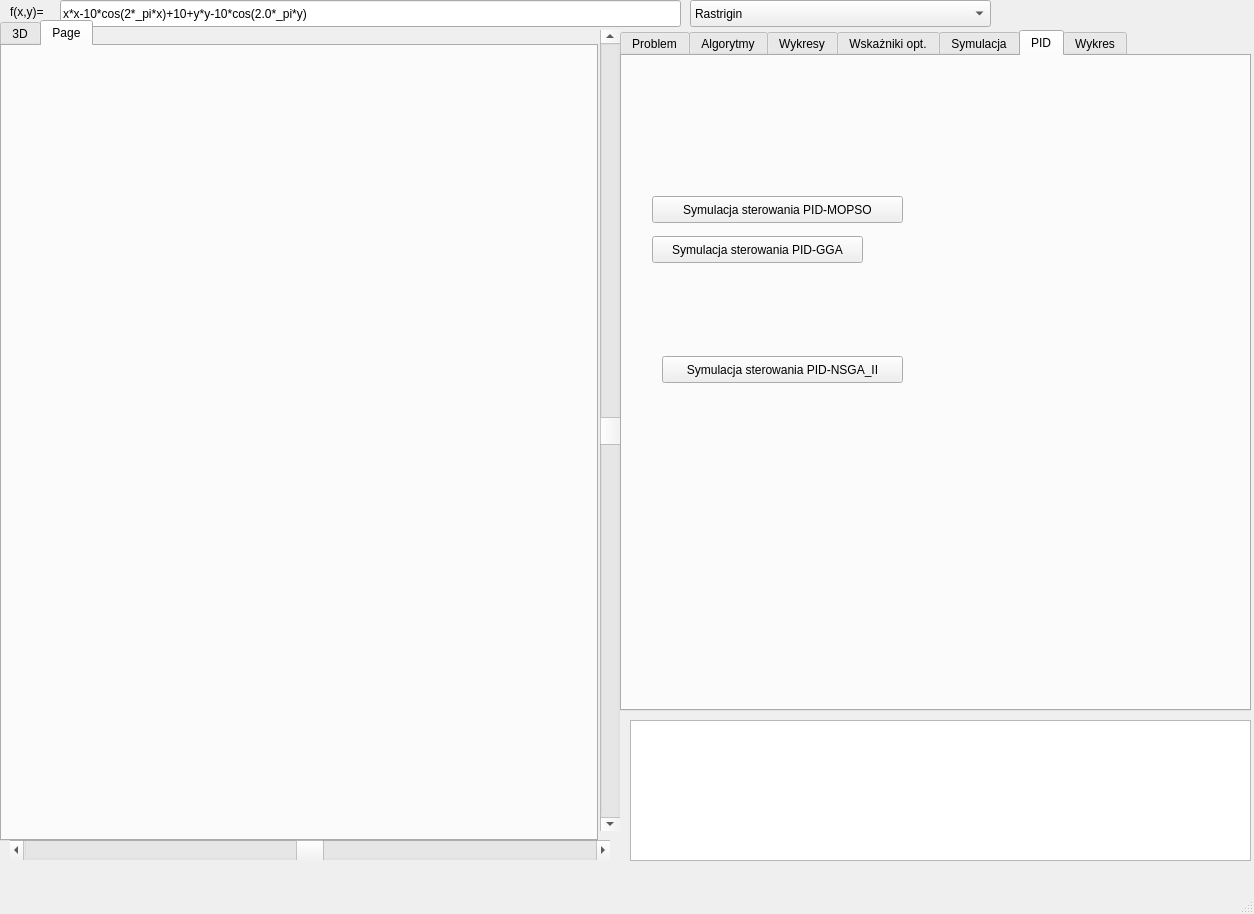
werty/PSOEVO, file Forma.ui: the form before one commit.
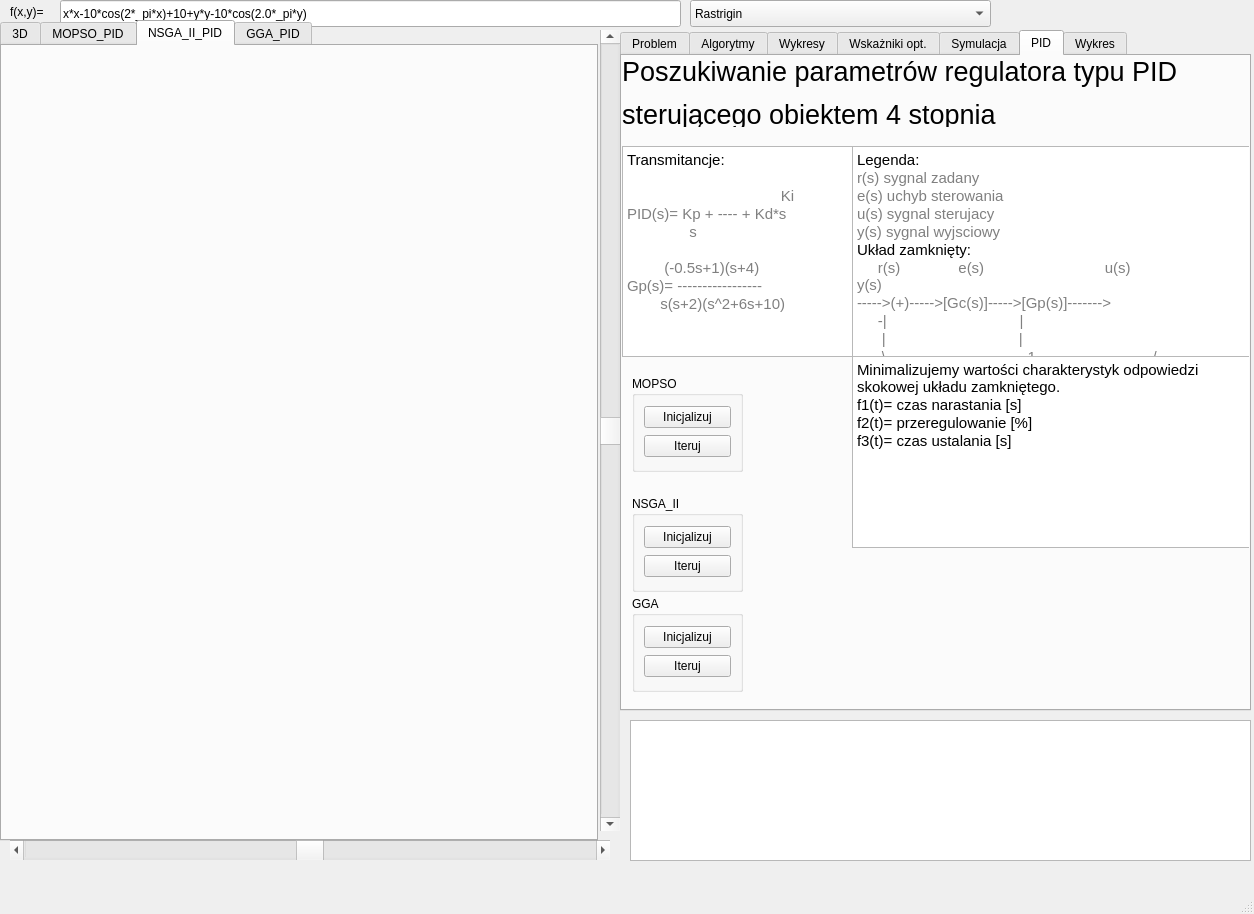
The form after the commit. The open tabs and pages were chosen to show the change. Icons and pictures are not drawn. Custom widgets are drawn as their Qt base class.

What changed in the file:
```diff
--- a/Forma.ui
+++ b/Forma.ui
@@ -2301,43 +2301,182 @@
      <attribute name="title">
       <string>PID</string>
      </attribute>
-     <widget class="QPushButton" name="pushButton">
+     <widget class="QGroupBox" name="groupBox">
       <property name="geometry">
        <rect>
-        <x>30</x>
-        <y>140</y>
-        <width>251</width>
-        <height>27</height>
+        <x>10</x>
+        <y>320</y>
+        <width>111</width>
+        <height>96</height>
        </rect>
       </property>
-      <property name="text">
-       <string>Symulacja sterowania PID-MOPSO</string>
+      <property name="title">
+       <string>MOPSO</string>
       </property>
+      <layout class="QVBoxLayout" name="verticalLayout_2">
+       <item>
+        <widget class="QPushButton" name="bInicjalizujMOPSO_PID">
+         <property name="text">
+          <string>Inicjalizuj</string>
+         </property>
+        </widget>
+       </item>
+       <item>
+        <widget class="QPushButton" name="pushButton">
+         <property name="text">
+          <string>Iteruj</string>
+         </property>
+        </widget>
+       </item>
+      </layout>
      </widget>
-     <widget class="QPushButton" name="pushButton_2">
+     <widget class="QGroupBox" name="groupBox_2">
       <property name="geometry">
        <rect>
-        <x>30</x>
-        <y>180</y>
-        <width>211</width>
-        <height>27</height>
+        <x>10</x>
+        <y>440</y>
+        <width>111</width>
+        <height>96</height>
        </rect>
       </property>
+      <property name="title">
+       <string>NSGA_II</string>
+      </property>
+      <layout class="QVBoxLayout" name="verticalLayout">
+       <item>
+        <widget class="QPushButton" name="bInicjalizujNSGA_II_PID">
+         <property name="text">
+          <string>Inicjalizuj</string>
+         </property>
+        </widget>
+       </item>
+       <item>
+        <widget class="QPushButton" name="pushButton_3">
+         <property name="text">
+          <string>Iteruj</string>
+         </property>
+        </widget>
+       </item>
+      </layout>
+     </widget>
+     <widget class="QGroupBox" name="groupBox_3">
+      <property name="geometry">
+       <rect>
+        <x>10</x>
+        <y>540</y>
+        <width>111</width>
+        <height>96</height>
+       </rect>
+      </property>
+      <property name="title">
+       <string>GGA</string>
+      </property>
+      <layout class="QVBoxLayout" name="verticalLayout_3">
+       <item>
+        <widget class="QPushButton" name="bInicjalizujGGA_PID">
+         <property name="text">
+          <string>Inicjalizuj</string>
+         </property>
+        </widget>
+       </item>
+       <item>
+        <widget class="QPushButton" name="pushButton_2">
+         <property name="text">
+          <string>Iteruj</string>
+         </property>
+        </widget>
+       </item>
+      </layout>
+     </widget>
+     <widget class="QLabel" name="label_35">
+      <property name="geometry">
+       <rect>
+        <x>0</x>
+        <y>0</y>
+        <width>581</width>
+        <height>71</height>
+       </rect>
+      </property>
+      <property name="font">
+       <font>
+        <pointsize>20</pointsize>
+       </font>
+      </property>
       <property name="text">
-       <string>Symulacja sterowania PID-GGA</string>
+       <string>&lt;html&gt;&lt;head/&gt;&lt;body&gt;&lt;p&gt;Poszukiwanie parametrów regulatora typu PID &lt;/p&gt;&lt;p&gt;sterującego obiektem 4 stopnia&lt;/p&gt;&lt;/body&gt;&lt;/html&gt;</string>
       </property>
      </widget>
-     <widget class="QPushButton" name="pushButton_3">
+     <widget class="QTextBrowser" name="textBrowser">
       <property name="geometry">
        <rect>
-        <x>40</x>
+        <x>0</x>
+        <y>90</y>
+        <width>231</width>
+        <height>211</height>
+       </rect>
+      </property>
+      <property name="html">
+       <string>&lt;!DOCTYPE HTML PUBLIC &quot;-//W3C//DTD HTML 4.0//EN&quot; &quot;http://www.w3.org/TR/REC-html40/strict.dtd&quot;&gt;
+&lt;html&gt;&lt;head&gt;&lt;meta name=&quot;qrichtext&quot; content=&quot;1&quot; /&gt;&lt;style type=&quot;text/css&quot;&gt;
+p, li { white-space: pre-wrap; }
+&lt;/style&gt;&lt;/head&gt;&lt;body style=&quot; font-family:'Ubuntu'; font-size:11pt; font-weight:400; font-style:normal;&quot;&gt;
+&lt;p style=&quot; margin-top:0px; margin-bottom:0px; margin-left:0px; margin-right:0px; -qt-block-indent:0; text-indent:0px;&quot;&gt;Transmitancje:&lt;/p&gt;
+&lt;p style=&quot;-qt-paragraph-type:empty; margin-top:0px; margin-bottom:0px; margin-left:0px; margin-right:0px; -qt-block-indent:0; text-indent:0px; color:#3e3d32;&quot;&gt;&lt;br /&gt;&lt;/p&gt;
+&lt;p style=&quot; margin-top:0px; margin-bottom:0px; margin-left:0px; margin-right:0px; -qt-block-indent:0; text-indent:0px;&quot;&gt;&lt;span style=&quot; color:#3e3d32;&quot;&gt;                                     &lt;/span&gt;&lt;span style=&quot; color:#808080;&quot;&gt;Ki&lt;/span&gt;&lt;/p&gt;
+&lt;p style=&quot; margin-top:0px; margin-bottom:0px; margin-left:0px; margin-right:0px; -qt-block-indent:0; text-indent:0px;&quot;&gt;&lt;span style=&quot; font-family:'Courier New,courier'; color:#808080;&quot;&gt;PID(s)=&lt;/span&gt;&lt;span style=&quot; font-family:'Courier New,courier'; color:#3e3d32;&quot;&gt; &lt;/span&gt;&lt;span style=&quot; font-family:'Courier New,courier'; color:#808080;&quot;&gt;Kp&lt;/span&gt;&lt;span style=&quot; font-family:'Courier New,courier'; color:#3e3d32;&quot;&gt; &lt;/span&gt;&lt;span style=&quot; font-family:'Courier New,courier'; color:#808080;&quot;&gt;+&lt;/span&gt;&lt;span style=&quot; font-family:'Courier New,courier'; color:#3e3d32;&quot;&gt; &lt;/span&gt;&lt;span style=&quot; font-family:'Courier New,courier'; color:#808080;&quot;&gt;----&lt;/span&gt;&lt;span style=&quot; font-family:'Courier New,courier'; color:#3e3d32;&quot;&gt; &lt;/span&gt;&lt;span style=&quot; font-family:'Courier New,courier'; color:#808080;&quot;&gt;+&lt;/span&gt;&lt;span style=&quot; font-family:'Courier New,courier'; color:#3e3d32;&quot;&gt; &lt;/span&gt;&lt;span style=&quot; font-family:'Courier New,courier'; color:#808080;&quot;&gt;Kd*s&lt;/span&gt;&lt;/p&gt;
+&lt;p style=&quot; margin-top:0px; margin-bottom:0px; margin-left:0px; margin-right:0px; -qt-block-indent:0; text-indent:0px;&quot;&gt;&lt;span style=&quot; font-family:'Courier New,courier'; color:#3e3d32;&quot;&gt;               &lt;/span&gt;&lt;span style=&quot; font-family:'Courier New,courier'; color:#808080;&quot;&gt;s&lt;/span&gt;&lt;/p&gt;
+&lt;p style=&quot;-qt-paragraph-type:empty; margin-top:0px; margin-bottom:0px; margin-left:0px; margin-right:0px; -qt-block-indent:0; text-indent:0px; font-family:'Courier New,courier';&quot;&gt;&lt;br /&gt;&lt;/p&gt;
+&lt;p style=&quot; margin-top:0px; margin-bottom:0px; margin-left:0px; margin-right:0px; -qt-block-indent:0; text-indent:0px;&quot;&gt;&lt;span style=&quot; font-family:'Courier New,courier'; color:#3e3d32;&quot;&gt;         &lt;/span&gt;&lt;span style=&quot; font-family:'Courier New,courier'; color:#808080;&quot;&gt;(-0.5s+1)(s+4)&lt;/span&gt;&lt;/p&gt;
+&lt;p style=&quot; margin-top:0px; margin-bottom:0px; margin-left:0px; margin-right:0px; -qt-block-indent:0; text-indent:0px;&quot;&gt;&lt;span style=&quot; font-family:'Courier New,courier'; color:#808080;&quot;&gt;Gp(s)=&lt;/span&gt;&lt;span style=&quot; font-family:'Courier New,courier'; color:#3e3d32;&quot;&gt; &lt;/span&gt;&lt;span style=&quot; font-family:'Courier New,courier'; color:#808080;&quot;&gt;-----------------&lt;/span&gt;&lt;/p&gt;
+&lt;p style=&quot; margin-top:0px; margin-bottom:0px; margin-left:0px; margin-right:0px; -qt-block-indent:0; text-indent:0px;&quot;&gt;&lt;span style=&quot; font-family:'Courier New,courier'; color:#3e3d32;&quot;&gt;        &lt;/span&gt;&lt;span style=&quot; font-family:'Courier New,courier'; color:#808080;&quot;&gt;s(s+2)(s^2+6s+10)&lt;/span&gt;&lt;/p&gt;&lt;/body&gt;&lt;/html&gt;</string>
+      </property>
+     </widget>
+     <widget class="QTextBrowser" name="textBrowser_2">
+      <property name="geometry">
+       <rect>
+        <x>230</x>
+        <y>90</y>
+        <width>421</width>
+        <height>211</height>
+       </rect>
+      </property>
+      <property name="html">
+       <string>&lt;!DOCTYPE HTML PUBLIC &quot;-//W3C//DTD HTML 4.0//EN&quot; &quot;http://www.w3.org/TR/REC-html40/strict.dtd&quot;&gt;
+&lt;html&gt;&lt;head&gt;&lt;meta name=&quot;qrichtext&quot; content=&quot;1&quot; /&gt;&lt;style type=&quot;text/css&quot;&gt;
+p, li { white-space: pre-wrap; }
+&lt;/style&gt;&lt;/head&gt;&lt;body style=&quot; font-family:'Ubuntu'; font-size:11pt; font-weight:400; font-style:normal;&quot;&gt;
+&lt;p style=&quot; margin-top:0px; margin-bottom:0px; margin-left:0px; margin-right:0px; -qt-block-indent:0; text-indent:0px;&quot;&gt;Legenda:&lt;/p&gt;
+&lt;p style=&quot; margin-top:0px; margin-bottom:0px; margin-left:0px; margin-right:0px; -qt-block-indent:0; text-indent:0px;&quot;&gt;&lt;span style=&quot; color:#808080;&quot;&gt;r(s)&lt;/span&gt;&lt;span style=&quot; color:#3e3d32;&quot;&gt; &lt;/span&gt;&lt;span style=&quot; color:#808080;&quot;&gt;sygnal&lt;/span&gt;&lt;span style=&quot; color:#3e3d32;&quot;&gt; &lt;/span&gt;&lt;span style=&quot; color:#808080;&quot;&gt;zadany&lt;/span&gt;&lt;/p&gt;
+&lt;p style=&quot; margin-top:0px; margin-bottom:0px; margin-left:0px; margin-right:0px; -qt-block-indent:0; text-indent:0px;&quot;&gt;&lt;span style=&quot; font-family:'Courier New,courier'; color:#808080;&quot;&gt;e(s)&lt;/span&gt;&lt;span style=&quot; font-family:'Courier New,courier'; color:#3e3d32;&quot;&gt; &lt;/span&gt;&lt;span style=&quot; font-family:'Courier New,courier'; color:#808080;&quot;&gt;uchyb&lt;/span&gt;&lt;span style=&quot; font-family:'Courier New,courier'; color:#3e3d32;&quot;&gt; &lt;/span&gt;&lt;span style=&quot; font-family:'Courier New,courier'; color:#808080;&quot;&gt;sterowania&lt;/span&gt;&lt;/p&gt;
+&lt;p style=&quot; margin-top:0px; margin-bottom:0px; margin-left:0px; margin-right:0px; -qt-block-indent:0; text-indent:0px;&quot;&gt;&lt;span style=&quot; font-family:'Courier New,courier'; color:#808080;&quot;&gt;u(s)&lt;/span&gt;&lt;span style=&quot; font-family:'Courier New,courier'; color:#3e3d32;&quot;&gt; &lt;/span&gt;&lt;span style=&quot; font-family:'Courier New,courier'; color:#808080;&quot;&gt;sygnal&lt;/span&gt;&lt;span style=&quot; font-family:'Courier New,courier'; color:#3e3d32;&quot;&gt; &lt;/span&gt;&lt;span style=&quot; font-family:'Courier New,courier'; color:#808080;&quot;&gt;sterujacy&lt;/span&gt;&lt;/p&gt;
+&lt;p style=&quot; margin-top:0px; margin-bottom:0px; margin-left:0px; margin-right:0px; -qt-block-indent:0; text-indent:0px;&quot;&gt;&lt;span style=&quot; font-family:'Courier New,courier'; color:#808080;&quot;&gt;y(s)&lt;/span&gt;&lt;span style=&quot; font-family:'Courier New,courier'; color:#3e3d32;&quot;&gt; &lt;/span&gt;&lt;span style=&quot; font-family:'Courier New,courier'; color:#808080;&quot;&gt;sygnal&lt;/span&gt;&lt;span style=&quot; font-family:'Courier New,courier'; color:#3e3d32;&quot;&gt; &lt;/span&gt;&lt;span style=&quot; font-family:'Courier New,courier'; color:#808080;&quot;&gt;wyjsciowy&lt;/span&gt;&lt;/p&gt;
+&lt;p style=&quot; margin-top:0px; margin-bottom:0px; margin-left:0px; margin-right:0px; -qt-block-indent:0; text-indent:0px;&quot;&gt;&lt;span style=&quot; font-family:'Courier New,courier'; color:#000000;&quot;&gt;Układ zamknięty:&lt;/span&gt;&lt;/p&gt;
+&lt;p style=&quot; margin-top:0px; margin-bottom:0px; margin-left:0px; margin-right:0px; -qt-block-indent:0; text-indent:0px;&quot;&gt;&lt;span style=&quot; color:#3e3d32;&quot;&gt;     &lt;/span&gt;&lt;span style=&quot; color:#808080;&quot;&gt;r(s)&lt;/span&gt;&lt;span style=&quot; color:#3e3d32;&quot;&gt;              &lt;/span&gt;&lt;span style=&quot; color:#808080;&quot;&gt;e(s)&lt;/span&gt;&lt;span style=&quot; color:#3e3d32;&quot;&gt;                             &lt;/span&gt;&lt;span style=&quot; color:#808080;&quot;&gt;u(s)&lt;/span&gt;&lt;span style=&quot; color:#3e3d32;&quot;&gt;                                  &lt;/span&gt;&lt;span style=&quot; color:#808080;&quot;&gt;y(s)&lt;/span&gt;&lt;/p&gt;
+&lt;p style=&quot; margin-top:0px; margin-bottom:0px; margin-left:0px; margin-right:0px; -qt-block-indent:0; text-indent:0px;&quot;&gt;&lt;span style=&quot; font-family:'Courier New,courier'; color:#808080;&quot;&gt;-----&amp;gt;(+)-----&amp;gt;[Gc(s)]-----&amp;gt;[Gp(s)]-------&amp;gt;&lt;/span&gt;&lt;/p&gt;
+&lt;p style=&quot; margin-top:0px; margin-bottom:0px; margin-left:0px; margin-right:0px; -qt-block-indent:0; text-indent:0px;&quot;&gt;&lt;span style=&quot; font-family:'Courier New,courier'; color:#3e3d32;&quot;&gt;     &lt;/span&gt;&lt;span style=&quot; font-family:'Courier New,courier'; color:#808080;&quot;&gt;-|&lt;/span&gt;&lt;span style=&quot; font-family:'Courier New,courier'; color:#3e3d32;&quot;&gt;                                &lt;/span&gt;&lt;span style=&quot; font-family:'Courier New,courier'; color:#808080;&quot;&gt;|&lt;/span&gt;&lt;/p&gt;
+&lt;p style=&quot; margin-top:0px; margin-bottom:0px; margin-left:0px; margin-right:0px; -qt-block-indent:0; text-indent:0px;&quot;&gt;&lt;span style=&quot; font-family:'Courier New,courier'; color:#3e3d32;&quot;&gt;      &lt;/span&gt;&lt;span style=&quot; font-family:'Courier New,courier'; color:#808080;&quot;&gt;|&lt;/span&gt;&lt;span style=&quot; font-family:'Courier New,courier'; color:#3e3d32;&quot;&gt;                                &lt;/span&gt;&lt;span style=&quot; font-family:'Courier New,courier'; color:#808080;&quot;&gt;|&lt;/span&gt;&lt;/p&gt;
+&lt;p style=&quot; margin-top:0px; margin-bottom:0px; margin-left:0px; margin-right:0px; -qt-block-indent:0; text-indent:0px;&quot;&gt;&lt;span style=&quot; font-family:'Courier New,courier'; color:#3e3d32;&quot;&gt;      &lt;/span&gt;&lt;span style=&quot; font-family:'Courier New,courier'; color:#808080;&quot;&gt;\_________________1______________/&lt;/span&gt;&lt;/p&gt;
+&lt;p style=&quot;-qt-paragraph-type:empty; margin-top:0px; margin-bottom:0px; margin-left:0px; margin-right:0px; -qt-block-indent:0; text-indent:0px;&quot;&gt;&lt;br /&gt;&lt;/p&gt;&lt;/body&gt;&lt;/html&gt;</string>
+      </property>
+     </widget>
+     <widget class="QTextBrowser" name="textBrowser_3">
+      <property name="geometry">
+       <rect>
+        <x>230</x>
         <y>300</y>
-        <width>241</width>
-        <height>27</height>
+        <width>401</width>
+        <height>192</height>
        </rect>
       </property>
-      <property name="text">
-       <string>Symulacja sterowania PID-NSGA_II</string>
+      <property name="html">
+       <string>&lt;!DOCTYPE HTML PUBLIC &quot;-//W3C//DTD HTML 4.0//EN&quot; &quot;http://www.w3.org/TR/REC-html40/strict.dtd&quot;&gt;
+&lt;html&gt;&lt;head&gt;&lt;meta name=&quot;qrichtext&quot; content=&quot;1&quot; /&gt;&lt;style type=&quot;text/css&quot;&gt;
+p, li { white-space: pre-wrap; }
+&lt;/style&gt;&lt;/head&gt;&lt;body style=&quot; font-family:'Ubuntu'; font-size:11pt; font-weight:400; font-style:normal;&quot;&gt;
+&lt;p style=&quot; margin-top:0px; margin-bottom:0px; margin-left:0px; margin-right:0px; -qt-block-indent:0; text-indent:0px;&quot;&gt;Minimalizujemy wartości charakterystyk odpowiedzi skokowej układu zamkniętego. &lt;/p&gt;
+&lt;p style=&quot; margin-top:0px; margin-bottom:0px; margin-left:0px; margin-right:0px; -qt-block-indent:0; text-indent:0px;&quot;&gt;f1(t)= czas narastania [s]&lt;/p&gt;
+&lt;p style=&quot; margin-top:0px; margin-bottom:0px; margin-left:0px; margin-right:0px; -qt-block-indent:0; text-indent:0px;&quot;&gt;f2(t)= przeregulowanie [%]&lt;/p&gt;
+&lt;p style=&quot; margin-top:0px; margin-bottom:0px; margin-left:0px; margin-right:0px; -qt-block-indent:0; text-indent:0px;&quot;&gt;f3(t)= czas ustalania [s]&lt;/p&gt;&lt;/body&gt;&lt;/html&gt;</string>
       </property>
      </widget>
     </widget>
@@ -2695,15 +2834,57 @@
     </widget>
     <widget class="QWidget" name="tab_10">
      <attribute name="title">
-      <string>Page</string>
+      <string>MOPSO_PID</string>
      </attribute>
      <widget class="QCustomPlot" name="qPlotWidget" native="true">
       <property name="geometry">
        <rect>
-        <x>20</x>
-        <y>10</y>
-        <width>550</width>
-        <height>771</height>
+        <x>-11</x>
+        <y>0</y>
+        <width>601</width>
+        <height>781</height>
+       </rect>
+      </property>
+      <property name="sizePolicy">
+       <sizepolicy hsizetype="Maximum" vsizetype="Maximum">
+        <horstretch>0</horstretch>
+        <verstretch>0</verstretch>
+       </sizepolicy>
+      </property>
+     </widget>
+    </widget>
+    <widget class="QWidget" name="tab_21">
+     <attribute name="title">
+      <string>NSGA_II_PID</string>
+     </attribute>
+     <widget class="QCustomPlot" name="qPlotNSGA_II_PID" native="true">
+      <property name="geometry">
+       <rect>
+        <x>0</x>
+        <y>0</y>
+        <width>601</width>
+        <height>781</height>
+       </rect>
+      </property>
+      <property name="sizePolicy">
+       <sizepolicy hsizetype="Maximum" vsizetype="Maximum">
+        <horstretch>0</horstretch>
+        <verstretch>0</verstretch>
+       </sizepolicy>
+      </property>
+     </widget>
+    </widget>
+    <widget class="QWidget" name="tab_22">
+     <attribute name="title">
+      <string>GGA_PID</string>
+     </attribute>
+     <widget class="QCustomPlot" name="qPlotGGA_PID" native="true">
+      <property name="geometry">
+       <rect>
+        <x>0</x>
+        <y>0</y>
+        <width>601</width>
+        <height>781</height>
        </rect>
       </property>
       <property name="sizePolicy">
```
Left out of the diff: 2 changed lines with no effect on the pictures.
